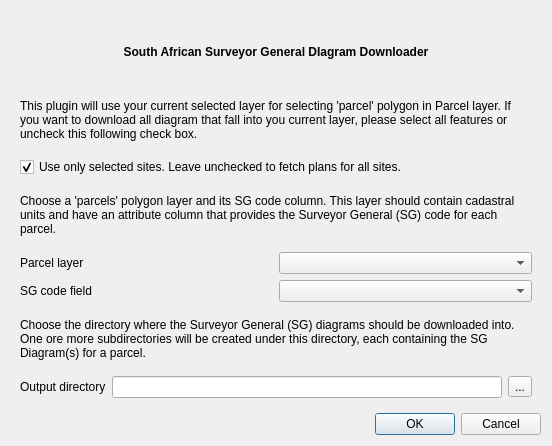
Before: the Qt Designer form sg_downloader_base.ui in kartoza/sg-diagram-downloader, drawn with Qt 5.
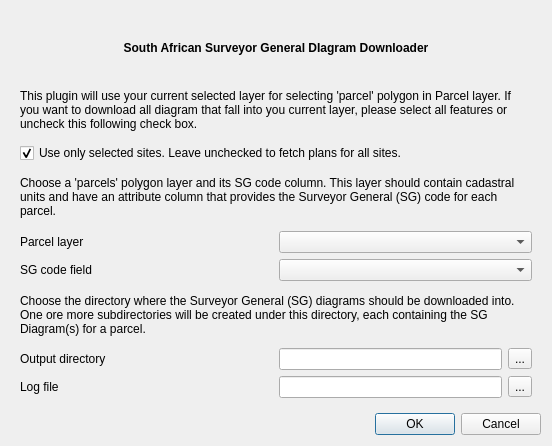
After: the same form once the commit is applied.

```diff
--- a/sg_downloader_base.ui
+++ b/sg_downloader_base.ui
@@ -137,7 +137,14 @@
          <item>
           <layout class="QHBoxLayout" name="horizontalLayout">
            <item>
-            <widget class="QLineEdit" name="line_edit_output_directory"/>
+            <widget class="QLineEdit" name="line_edit_output_directory">
+             <property name="sizePolicy">
+              <sizepolicy hsizetype="Preferred" vsizetype="Fixed">
+               <horstretch>0</horstretch>
+               <verstretch>0</verstretch>
+              </sizepolicy>
+             </property>
+            </widget>
            </item>
            <item>
             <widget class="QToolButton" name="output_directory_button">
@@ -150,6 +157,38 @@
          </item>
         </layout>
        </item>
+       <item>
+        <layout class="QHBoxLayout" name="horizontalLayout_2">
+         <item>
+          <widget class="QLabel" name="label_log_file">
+           <property name="text">
+            <string>Log file</string>
+           </property>
+          </widget>
+         </item>
+         <item>
+          <layout class="QHBoxLayout" name="horizontalLayout_6">
+           <item>
+            <widget class="QLineEdit" name="line_edit_log_file">
+             <property name="sizePolicy">
+              <sizepolicy hsizetype="Preferred" vsizetype="Fixed">
+               <horstretch>0</horstretch>
+               <verstretch>0</verstretch>
+              </sizepolicy>
+             </property>
+            </widget>
+           </item>
+           <item>
+            <widget class="QToolButton" name="log_file_button">
+             <property name="text">
+              <string>...</string>
+             </property>
+            </widget>
+           </item>
+          </layout>
+         </item>
+        </layout>
+       </item>
       </layout>
      </widget>
     </widget>
```
